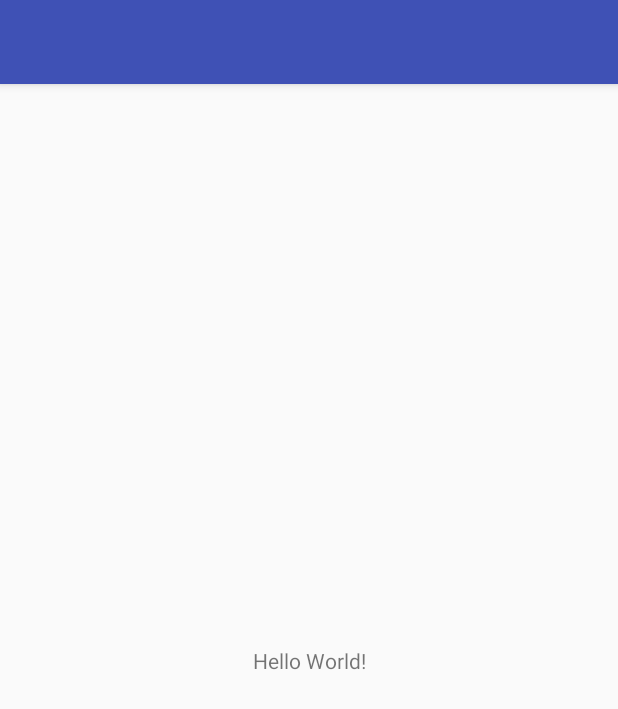
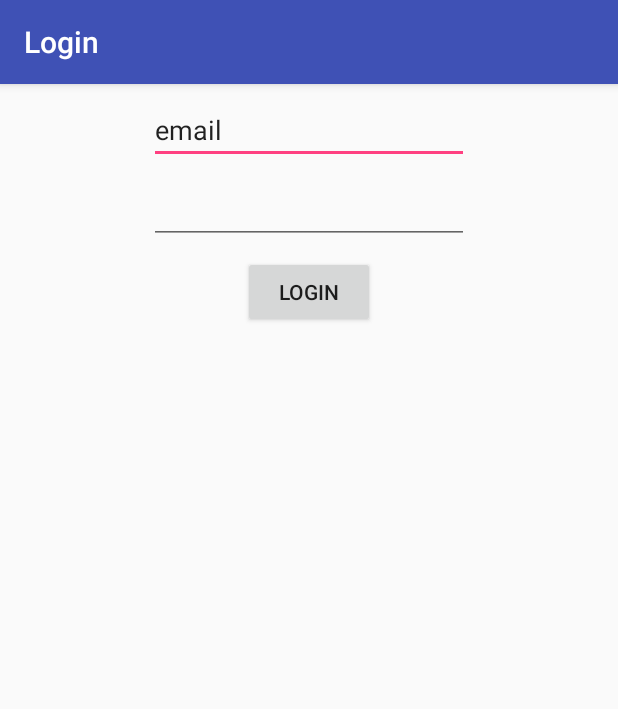
Before and after one commit to allemus06/Recipe-App, an Android app: the screen it shows after launch (MainActivity before the commit, Activity_Login after it), on a phone screen of 412 x 824 dp. Shown: the top 709 px of the screen. Run offline under Robolectric (Android 15) with nearby library versions, the phone set to English and light mode, and no system bars; our stand-ins replace Firebase (no records; nobody signed in at launch, a user with empty details on screens opened directly).

Commit message:
Added Firebase Login

```diff
--- a/app/build.gradle
+++ b/app/build.gradle
@@ -26,5 +26,10 @@ dependencies {
     })
     compile 'com.android.support:appcompat-v7:26.+'
     compile 'com.android.support.constraint:constraint-layout:1.0.2'
+    compile 'com.google.firebase:firebase-auth:10.0.1'
     testCompile 'junit:junit:4.12'
 }
+
+
+
+apply plugin: 'com.google.gms.google-services'
--- /dev/null
+++ b/app/src/main/java/cecs453/android/csulb/edu/recipeapp/Activity_Login.java
@@ -0,0 +1,211 @@
+package cecs453.android.csulb.edu.recipeapp;
+
+import android.os.Bundle;
+import android.support.annotation.NonNull;
+import android.support.v7.app.AppCompatActivity;
+import android.text.TextUtils;
+import android.util.Log;
+import android.view.View;
+import android.widget.Button;
+import android.widget.EditText;
+import android.widget.Toast;
+
+import com.google.android.gms.tasks.OnCompleteListener;
+import com.google.android.gms.tasks.Task;
+import com.google.firebase.auth.AuthResult;
+import com.google.firebase.auth.FirebaseAuth;
+import com.google.firebase.auth.FirebaseUser;
+
+public class Activity_Login extends AppCompatActivity {
+
+    private FirebaseAuth mAuth;
+    private FirebaseAuth.AuthStateListener mAuthListener;
+
+    private Button loginButton;
+    private EditText emailET;
+    private EditText passwordET;
+
+    @Override
+    protected void onCreate(Bundle savedInstanceState) {
+        super.onCreate(savedInstanceState);
+        setContentView(R.layout.activity__login);
+
+        //getActionBar().hide();
+        initializeViews();
+
+        mAuth = FirebaseAuth.getInstance();
+
+        mAuthListener = new FirebaseAuth.AuthStateListener() {
+            @Override
+            public void onAuthStateChanged(@NonNull FirebaseAuth firebaseAuth) {
+                FirebaseUser user = firebaseAuth.getCurrentUser();
+                if (user != null) {
+                    // User is signed in
+                    Log.i("User ID", "onAuthStateChanged:signed_in:" + user.getUid());
+                } else {
+                    // User is signed out
+                    Log.i("User ID", "onAuthStateChanged:signed_out");
+                }
+            }
+        };
+
+        loginButton.setOnClickListener(new View.OnClickListener() {
+            @Override
+            public void onClick(View view) {
+                signIn(emailET.getText().toString(), passwordET.getText().toString());
+            }
+        });
+
+//        FirebaseUser user = FirebaseAuth.getInstance().getCurrentUser();
+//        if (user != null) {
+//            // Name, email address, and profile photo Url
+//            String name = user.getDisplayName();
+//            String email = user.getEmail();
+//            Uri photoUrl = user.getPhotoUrl();
+//
+//            // The user's ID, unique to the Firebase project. Do NOT use this value to
+//            // authenticate with your backend server, if you have one. Use
+//            // FirebaseUser.getToken() instead.
+//            String uid = user.getUid();
+//        }
+
+    }
+
+    @Override
+    protected void onStart() {
+        super.onStart();
+        mAuth.addAuthStateListener(mAuthListener);
+    }
+
+    @Override
+    public void onStop() {
+        super.onStop();
+        if (mAuthListener != null) {
+            mAuth.removeAuthStateListener(mAuthListener);
+        }
+    }
+
+    private void initializeViews () {
+        emailET = (EditText) findViewById(R.id.emailET);
+        passwordET = (EditText) findViewById(R.id.passwordET);
+        loginButton = (Button) findViewById(R.id.loginButton);
+    }
+
+    private void createAccount(String email, String password) {
+        Log.i("Account", "createAccount:" + email);
+        if (!validateForm()) {
+            return;
+        }
+
+        //showProgressDialog();
+
+        // [START create_user_with_email]
+        mAuth.createUserWithEmailAndPassword(email, password)
+                .addOnCompleteListener(this, new OnCompleteListener<AuthResult>() {
+                    @Override
+                    public void onComplete(@NonNull Task<AuthResult> task) {
+                        if (task.isSuccessful()) {
+                            // Sign in success, update UI with the signed-in user's information
+                            Log.i("Account", "createUserWithEmail:success");
+                            FirebaseUser user = mAuth.getCurrentUser();
+                            //updateUI(user);
+                        } else {
+                            // If sign in fails, display a message to the user.
+                            Log.i("Account", "createUserWithEmail:failure", task.getException());
+                            Toast.makeText(Activity_Login.this, "Authentication failed.",
+                                    Toast.LENGTH_SHORT).show();
+                            //updateUI(null);
+                        }
+
+                        // [START_EXCLUDE]
+                        //hideProgressDialog();
+                        // [END_EXCLUDE]
+                    }
+                });
+        // [END create_user_with_email]
+    }
+
+    private void signIn(String email, String password) {
+        Log.i("Account", "signIn:" + email);
+        if (!validateForm()) {
+            return;
+        }
+
+        //showProgressDialog();
+
+        // [START sign_in_with_email]
+        mAuth.signInWithEmailAndPassword(email, password)
+                .addOnCompleteListener(this, new OnCompleteListener<AuthResult>() {
+                    @Override
+                    public void onComplete(@NonNull Task<AuthResult> task) {
+                        if (task.isSuccessful()) {
+                            // Sign in success, update UI with the signed-in user's information
+                            Log.i("Account", "signInWithEmail:success");
+                            FirebaseUser user = mAuth.getCurrentUser();
+                            //updateUI(user);
+                            Toast.makeText(Activity_Login.this, "Login Successful for " + user.getEmail().toString(), Toast.LENGTH_SHORT).show();
+                        } else {
+                            // If sign in fails, display a message to the user.
+                            Log.i("Account", "signInWithEmail:failure", task.getException());
+                            Toast.makeText(Activity_Login.this, "Authentication failed.",
+                                    Toast.LENGTH_SHORT).show();
+                            //updateUI(null);
+                        }
+
+                        // [START_EXCLUDE]
+                        if (!task.isSuccessful()) {
+                            //mStatusTextView.setText(R.string.auth_failed);
+                        }
+                        //hideProgressDialog();
+                        // [END_EXCLUDE]
+                    }
+                });
+        // [END sign_in_with_email]
+    }
+
+    private boolean validateForm() {
+        boolean valid = true;
+
+        String email = emailET.getText().toString();
+        if (TextUtils.isEmpty(email)) {
+            emailET.setError("Required.");
+            valid = false;
+        } else {
+            emailET.setError(null);
+        }
+
+        String password = passwordET.getText().toString();
+        if (TextUtils.isEmpty(password)) {
+            passwordET.setError("Required.");
+            valid = false;
+        } else {
+            passwordET.setError(null);
+        }
+
+        return valid;
+    }
+
+//    private void updateUI(FirebaseUser user) {
+//        hideProgressDialog();
+//        if (user != null) {
+//            mStatusTextView.setText(getString(R.string.emailpassword_status_fmt,
+//                    user.getEmail(), user.isEmailVerified()));
+//            mDetailTextView.setText(getString(R.string.firebase_status_fmt, user.getUid()));
+//
+//            findViewById(R.id.email_password_buttons).setVisibility(View.GONE);
+//            findViewById(R.id.email_password_fields).setVisibility(View.GONE);
+//            findViewById(R.id.signed_in_buttons).setVisibility(View.VISIBLE);
+//
+//            findViewById(R.id.verify_email_button).setEnabled(!user.isEmailVerified());
+//        } else {
+//            mStatusTextView.setText(R.string.signed_out);
+//            mDetailTextView.setText(null);
+//
+//            findViewById(R.id.email_password_buttons).setVisibility(View.VISIBLE);
+//            findViewById(R.id.email_password_fields).setVisibility(View.VISIBLE);
+//            findViewById(R.id.signed_in_buttons).setVisibility(View.GONE);
+//        }
+//    }
+
+
+}
--- a/app/src/main/java/cecs453/android/csulb/edu/recipeapp/MainActivity.java
+++ b/app/src/main/java/cecs453/android/csulb/edu/recipeapp/MainActivity.java
@@ -10,6 +10,6 @@ public class MainActivity extends AppCompatActivity {
         super.onCreate(savedInstanceState);
         setContentView(R.layout.activity_main);
 
-        //hello
+
     }
 }
--- /dev/null
+++ b/app/src/main/res/layout/activity__login.xml
@@ -0,0 +1,47 @@
+<?xml version="1.0" encoding="utf-8"?>
+<android.support.constraint.ConstraintLayout xmlns:android="http://schemas.android.com/apk/res/android"
+    xmlns:app="http://schemas.android.com/apk/res-auto"
+    xmlns:tools="http://schemas.android.com/tools"
+    android:layout_width="match_parent"
+    android:layout_height="match_parent"
+    tools:context="cecs453.android.csulb.edu.recipeapp.Activity_Login">
+
+    <EditText
+        android:id="@+id/emailET"
+        android:layout_width="wrap_content"
+        android:layout_height="wrap_content"
+        android:layout_marginLeft="8dp"
+        android:layout_marginRight="8dp"
+        android:layout_marginTop="8dp"
+        android:ems="10"
+        android:inputType="textEmailAddress"
+        android:text="email"
+        app:layout_constraintLeft_toLeftOf="parent"
+        app:layout_constraintRight_toRightOf="parent"
+        app:layout_constraintTop_toTopOf="parent" />
+
+    <EditText
+        android:id="@+id/passwordET"
+        android:layout_width="wrap_content"
+        android:layout_height="wrap_content"
+        android:ems="10"
+        android:inputType="textPassword"
+        android:layout_marginTop="8dp"
+        app:layout_constraintTop_toBottomOf="@+id/emailET"
+        android:layout_marginLeft="8dp"
+        app:layout_constraintLeft_toLeftOf="parent"
+        android:layout_marginRight="8dp"
+        app:layout_constraintRight_toRightOf="parent" />
+
+    <Button
+        android:id="@+id/loginButton"
+        android:layout_width="wrap_content"
+        android:layout_height="wrap_content"
+        android:layout_marginLeft="8dp"
+        android:layout_marginRight="8dp"
+        android:layout_marginTop="8dp"
+        android:text="Login"
+        app:layout_constraintLeft_toLeftOf="parent"
+        app:layout_constraintRight_toRightOf="parent"
+        app:layout_constraintTop_toBottomOf="@+id/passwordET" />
+</android.support.constraint.ConstraintLayout>
--- a/build.gradle
+++ b/build.gradle
@@ -9,6 +9,7 @@ buildscript {
 
         // NOTE: Do not place your application dependencies here; they belong
         // in the individual module build.gradle files
+        classpath 'com.google.gms:google-services:3.0.0'
     }
 }
 
```
Also changed, not shown: app/src/main/AndroidManifest.xml (+7 -0 lines).
